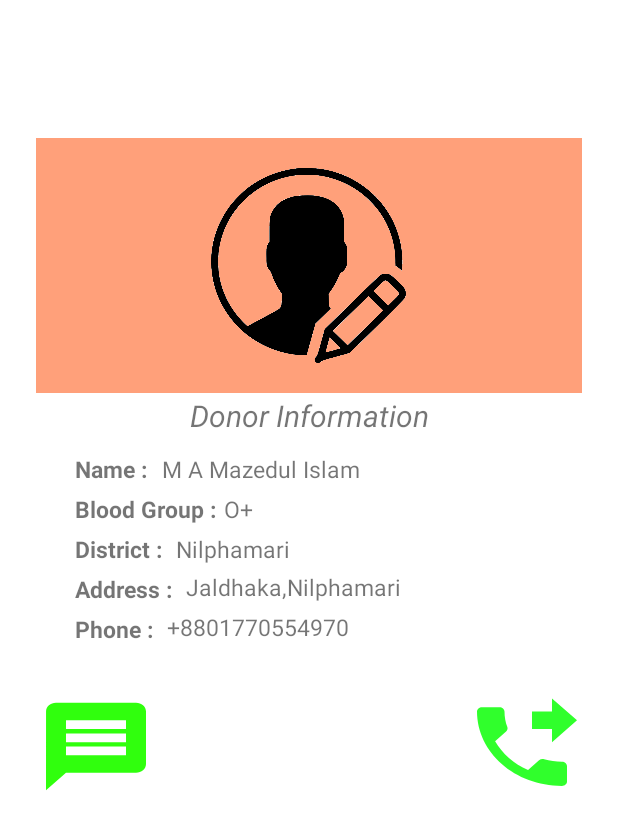
After one commit to Mazedul1737820124/BDBloodBank, an Android app: the ContactToDonor screen opened directly, with no data from a screen before it, on a phone screen of 412 x 824 dp. The commit adds this screen. Shown: the top 829 px of the screen. Run offline under Robolectric (Android 15) with nearby library versions, the phone set to English and light mode, and no system bars; our stand-ins replace Firebase (no records; nobody signed in at launch, a user with empty details on screens opened directly).

Commit message:
14-05-2019

```diff
--- a/app/src/main/AndroidManifest.xml
+++ b/app/src/main/AndroidManifest.xml
@@ -3,6 +3,7 @@
     package="com.example.bdbloodbank">
 
     <uses-permission android:name="android.permission.SEND_SMS" />
+    <uses-permission android:name="android.permission.CALL_PHONE"/>
 
     <application
         android:allowBackup="true"
@@ -11,7 +12,8 @@
         android:roundIcon="@mipmap/ic_launcher_round"
         android:supportsRtl="true"
         android:theme="@style/AppTheme">
-        <activity android:name=".SearchingList"></activity>
+        <activity android:name=".ContactToDonor"></activity>
+        <activity android:name=".SearchingList" />
         <activity android:name=".Test" />
         <activity android:name=".MyAccount" />
         <activity android:name=".Searching" />
--- /dev/null
+++ b/app/src/main/java/com/example/bdbloodbank/ContactToDonor.java
@@ -0,0 +1,103 @@
+package com.example.bdbloodbank;
+
+import android.Manifest;
+import android.content.Intent;
+import android.content.pm.PackageManager;
+import android.net.Uri;
+import android.support.annotation.NonNull;
+import android.support.v4.app.ActivityCompat;
+import android.support.v7.app.AppCompatActivity;
+import android.os.Bundle;
+import android.view.View;
+import android.widget.Button;
+import android.widget.TextView;
+import android.widget.Toast;
+
+import com.google.firebase.database.DataSnapshot;
+import com.google.firebase.database.DatabaseError;
+import com.google.firebase.database.DatabaseReference;
+import com.google.firebase.database.FirebaseDatabase;
+import com.google.firebase.database.ValueEventListener;
+
+import static com.example.bdbloodbank.MyAdapter.contactToDonor;
+import static database.InsertData.primaryKey;
+
+public class ContactToDonor extends AppCompatActivity {
+
+    FirebaseDatabase database;
+    DatabaseReference databaseReference;
+    TextView name,blood,district,address,phone;
+    @Override
+    protected void onCreate(Bundle savedInstanceState) {
+        super.onCreate(savedInstanceState);
+        setContentView(R.layout.activity_contact_to_donor);
+        userProfile();
+
+        final Button phnCall = findViewById(R.id.phoneCall);
+        phnCall.setOnClickListener(new View.OnClickListener() {
+            @Override
+            public void onClick(View v) {
+                Intent callIntent = new Intent(Intent.ACTION_CALL);
+                phone = findViewById(R.id.contactPhoneNo);
+                callIntent.setData(Uri.parse("tel:"+phone.getText().toString()));
+
+
+                if(ActivityCompat.checkSelfPermission(getApplicationContext(), Manifest.permission.CALL_PHONE) != PackageManager.PERMISSION_GRANTED){
+                    Toast.makeText(ContactToDonor.this,"Please grant permission",Toast.LENGTH_SHORT);
+                    requestPermission();
+                }else{
+                    startActivity(callIntent);
+                }
+
+            }
+
+        });
+    }
+    private void requestPermission(){
+        ActivityCompat.requestPermissions(ContactToDonor.this,new String[] {Manifest.permission.CALL_PHONE},1);
+    }
+
+
+    public void userProfile() {
+        name = findViewById(R.id.contactName);
+        blood = findViewById(R.id.contactBloodGroup);
+        district = findViewById(R.id.contactDistrictName);
+        address = findViewById(R.id.contactAddress);
+        phone = findViewById(R.id.contactPhoneNo);
+
+
+        database = FirebaseDatabase.getInstance();
+        databaseReference = database.getReference();
+
+        databaseReference.child(contactToDonor).addValueEventListener(new ValueEventListener() {
+            @Override
+            public void onDataChange(@NonNull DataSnapshot dataSnapshot) {
+                for (DataSnapshot child : dataSnapshot.getChildren()){
+                    if("Name".equals(child.getKey())){
+                        name.setText(child.getValue().toString());
+                    }
+                    else if("BloodGroup".equals(child.getKey())){
+                        blood.setText(child.getValue().toString());
+                    }
+                    else if("District".equals(child.getKey())){
+                        district.setText(child.getValue().toString());
+                    }
+
+                    else if("Address".equals(child.getKey())){
+                        address.setText(child.getValue().toString());
+                    }
+
+                    else if("Id".equals(child.getKey())){
+                        phone.setText(child.getValue().toString());
+                    }
+
+                }
+            }
+
+            @Override
+            public void onCancelled(@NonNull DatabaseError databaseError) {
+
+            }
+        });
+    }
+}
--- a/app/src/main/java/com/example/bdbloodbank/MyAdapter.java
+++ b/app/src/main/java/com/example/bdbloodbank/MyAdapter.java
@@ -1,18 +1,25 @@
 package com.example.bdbloodbank;
 
+import android.app.AlertDialog;
 import android.content.Context;
+import android.content.DialogInterface;
+import android.content.Intent;
 import android.support.annotation.NonNull;
 import android.support.v7.widget.RecyclerView;
 import android.text.Layout;
 import android.view.LayoutInflater;
 import android.view.View;
 import android.view.ViewGroup;
+import android.widget.Button;
 import android.widget.TextView;
 
 import java.util.ArrayList;
 
+import static android.support.v4.os.LocaleListCompat.create;
+
 public class MyAdapter extends RecyclerView.Adapter<MyAdapter.MyViewHolder> {
 
+    public static String contactToDonor = null;
     Context context;
     ArrayList<CustomListView>profile;
 
@@ -27,15 +34,21 @@ public class MyAdapter extends RecyclerView.Adapter<MyAdapter.MyViewHolder> {
     }
 
     @Override
-    public void onBindViewHolder(@NonNull MyViewHolder holder, int position) {
+    public void onBindViewHolder(@NonNull final MyViewHolder holder, final int position) {
         holder.dName.setText(profile.get(position).getName());
         holder.dReady.setText(profile.get(position).getLastDonationDate());
         holder.dAvailable.setText(profile.get(position).getEnableSer());
         holder.dBlood.setText(profile.get(position).getBloodGroup());
         holder.dAddress.setText(profile.get(position).getDistrict());
+        holder.contact.setOnClickListener(new View.OnClickListener() {
+            @Override
+            public void onClick(View v) {
+                contactToDonor = profile.get(position).getId();
+                context.startActivity(new Intent(context,ContactToDonor.class));
+            }
+        });
 
     }
-
     @Override
     public int getItemCount() {
         return profile.size();
@@ -44,6 +57,8 @@ public class MyAdapter extends RecyclerView.Adapter<MyAdapter.MyViewHolder> {
     class MyViewHolder extends  RecyclerView.ViewHolder{
 
         TextView dName,dAddress,dBlood,dReady,dAvailable;
+        Button contact;
+        TextView contactPhn;
         public MyViewHolder(View itemView){
             super(itemView);
             dName = itemView.findViewById(R.id.serName);
@@ -51,8 +66,8 @@ public class MyAdapter extends RecyclerView.Adapter<MyAdapter.MyViewHolder> {
             dBlood = itemView.findViewById(R.id.serBlood);
             dAvailable = itemView.findViewById(R.id.serAvailable);
             dReady = itemView.findViewById(R.id.serReadyToDonate);
+            contact = itemView.findViewById(R.id.contactNow);
+            contactPhn = itemView.findViewById(R.id.contactPhoneNo);
         }
-
     }
-
 }
--- a/app/src/main/java/com/example/bdbloodbank/SearchingList.java
+++ b/app/src/main/java/com/example/bdbloodbank/SearchingList.java
@@ -9,6 +9,7 @@ import android.support.v7.widget.RecyclerView;
 import android.text.SpannableString;
 import android.text.style.UnderlineSpan;
 import android.view.View;
+import android.widget.Button;
 import android.widget.ListView;
 import android.widget.TextView;
 
@@ -63,41 +64,4 @@ public class SearchingList extends AppCompatActivity {
         });
     }
 
-    public void search() {
-
-//        database = FirebaseDatabase.getInstance();
-//        databaseReference = database.getReference();
-//        databaseReference.addValueEventListener(new ValueEventListener(){
-//            @Override
-//            public void onDataChange(@NonNull DataSnapshot dataSnapshot){
-//                String name = null;
-//                String address = null;
-//                String blood = null;
-//                String available = "Available";
-//                String ready = "Ready to donate";
-//                //listView = findViewById(R.id.donorListShow);
-//                CustomListView customListView;
-//
-//                for (DataSnapshot parent : dataSnapshot.getChildren()) {
-//                    for (DataSnapshot child : parent.getChildren()){
-//                        if("Name".equals(child.getKey())){
-//                            name = child.getValue().toString();
-//                        }
-//                        if("Address".equals(child.getKey())){
-//                            address = child.getValue().toString();
-//                        }
-//                        if("BloodGroup".equals(child.getKey())){
-//                            blood = child.getValue().toString();
-//                        }
-//                    }
-//
-//                }
-//            }
-//
-//            @Override
-//            public void onCancelled(@NonNull DatabaseError databaseError) {
-//
-//            }
-//        });
-    }
 }
--- /dev/null
+++ b/app/src/main/res/drawable/ic_message_black_24dp.xml
@@ -0,0 +1,5 @@
+<vector android:height="24dp" android:tint="#30FF0D"
+    android:viewportHeight="24.0" android:viewportWidth="24.0"
+    android:width="24dp" xmlns:android="http://schemas.android.com/apk/res/android">
+    <path android:fillColor="#FF000000" android:pathData="M20,2L4,2c-1.1,0 -1.99,0.9 -1.99,2L2,22l4,-4h14c1.1,0 2,-0.9 2,-2L22,4c0,-1.1 -0.9,-2 -2,-2zM18,14L6,14v-2h12v2zM18,11L6,11L6,9h12v2zM18,8L6,8L6,6h12v2z"/>
+</vector>
--- /dev/null
+++ b/app/src/main/res/layout/activity_contact_to_donor.xml
@@ -0,0 +1,252 @@
+<?xml version="1.0" encoding="utf-8"?>
+<ScrollView xmlns:android="http://schemas.android.com/apk/res/android"
+    xmlns:app="http://schemas.android.com/apk/res-auto"
+    xmlns:tools="http://schemas.android.com/tools"
+    android:layout_width="match_parent"
+    android:layout_height="match_parent"
+    android:background="@color/white"
+    tools:context=".ContactToDonor">
+
+
+    <android.support.constraint.ConstraintLayout
+        android:layout_width="match_parent"
+        android:layout_height="match_parent">
+
+        <LinearLayout
+            android:id="@+id/linearLayout"
+            android:layout_width="match_parent"
+            android:layout_height="170dp"
+            android:layout_marginLeft="24dp"
+            android:layout_marginTop="92dp"
+            android:layout_marginRight="24dp"
+            android:background="@color/profile_color"
+            android:gravity="center"
+            app:layout_constraintEnd_toEndOf="parent"
+            app:layout_constraintStart_toStartOf="parent"
+            app:layout_constraintTop_toTopOf="parent">
+
+            <Button
+                android:id="@+id/editProfile"
+                android:layout_width="130dp"
+                android:layout_height="130dp"
+                android:background="@drawable/profile" />
+        </LinearLayout>
+
+        <android.support.constraint.ConstraintLayout
+            android:id="@+id/constraintLayout"
+            android:layout_width="360dp"
+            android:layout_height="195dp"
+            android:layout_marginLeft="24dp"
+            android:layout_marginRight="24dp"
+
+            android:background="@color/white"
+            app:layout_constraintEnd_toEndOf="parent"
+            app:layout_constraintHorizontal_bias="0.49"
+            app:layout_constraintStart_toStartOf="parent"
+            app:layout_constraintTop_toBottomOf="@+id/linearLayout">
+
+            <TextView
+                android:id="@+id/contactInfo"
+                android:layout_width="wrap_content"
+                android:layout_height="wrap_content"
+                android:layout_marginStart="24dp"
+                android:layout_marginLeft="24dp"
+                android:layout_marginTop="1dp"
+                android:layout_marginEnd="24dp"
+                android:layout_marginRight="24dp"
+                android:gravity="center"
+                android:text="Donor Information"
+                android:textSize="20sp"
+                android:textStyle="italic"
+                app:layout_constraintEnd_toEndOf="parent"
+                app:layout_constraintStart_toStartOf="parent"
+                app:layout_constraintTop_toTopOf="parent" />
+
+            <TextView
+                android:id="@+id/textView9"
+                android:layout_width="wrap_content"
+                android:layout_height="wrap_content"
+                android:layout_marginStart="24dp"
+                android:layout_marginLeft="24dp"
+                android:layout_marginTop="40dp"
+                android:text="Name : "
+                android:textAllCaps="false"
+                android:textSize="15sp"
+                android:textStyle="bold"
+                app:layout_constraintStart_toStartOf="parent"
+                app:layout_constraintTop_toTopOf="parent" />
+
+            <TextView
+                android:id="@+id/contactName"
+                android:layout_width="wrap_content"
+                android:layout_height="wrap_content"
+                android:layout_marginStart="5dp"
+                android:layout_marginLeft="5dp"
+                android:layout_marginTop="40dp"
+                android:text="M A Mazedul Islam"
+                android:textAllCaps="false"
+                android:textSize="15sp"
+                app:layout_constraintEnd_toEndOf="parent"
+                app:layout_constraintHorizontal_bias="0.005"
+                app:layout_constraintStart_toEndOf="@+id/textView9"
+                app:layout_constraintTop_toTopOf="parent" />
+
+            <TextView
+                android:id="@+id/textView10"
+                android:layout_width="wrap_content"
+                android:layout_height="wrap_content"
+                android:layout_marginStart="24dp"
+                android:layout_marginLeft="24dp"
+                android:layout_marginTop="5dp"
+                android:text="@string/blood_group"
+                android:textAllCaps="false"
+                android:textSize="15sp"
+                android:textStyle="bold"
+                app:layout_constraintStart_toStartOf="parent"
+                app:layout_constraintTop_toBottomOf="@+id/textView9" />
+
+            <TextView
+                android:id="@+id/contactBloodGroup"
+                android:layout_width="wrap_content"
+                android:layout_height="wrap_content"
+                android:layout_marginStart="5dp"
+                android:layout_marginLeft="5dp"
+                android:layout_marginTop="5dp"
+                android:layout_marginEnd="24dp"
+                android:layout_marginRight="24dp"
+                android:text="O+"
+                android:textAllCaps="false"
+                android:textSize="15sp"
+                app:layout_constraintEnd_toEndOf="parent"
+                app:layout_constraintHorizontal_bias="0.0"
+                app:layout_constraintStart_toEndOf="@+id/textView10"
+                app:layout_constraintTop_toBottomOf="@+id/contactName" />
+
+
+            <TextView
+
+                android:id="@+id/textView11"
+                android:layout_width="wrap_content"
+                android:layout_height="wrap_content"
+                android:layout_marginStart="24dp"
+                android:layout_marginLeft="24dp"
+                android:layout_marginTop="5dp"
+                android:text="District : "
+                android:textAllCaps="false"
+                android:textSize="15sp"
+                android:textStyle="bold"
+                app:layout_constraintStart_toStartOf="parent"
+                app:layout_constraintTop_toBottomOf="@+id/textView10" />
+
+            <TextView
+                android:id="@+id/contactDistrictName"
+                android:layout_width="wrap_content"
+                android:layout_height="wrap_content"
+                android:layout_marginStart="5dp"
+                android:layout_marginLeft="5dp"
+                android:layout_marginTop="5dp"
+                android:layout_marginEnd="24dp"
+                android:layout_marginRight="24dp"
+                android:text="Nilphamari"
+                android:textAllCaps="false"
+                android:textSize="15sp"
+                app:layout_constraintEnd_toEndOf="parent"
+                app:layout_constraintHorizontal_bias="0.0"
+                app:layout_constraintStart_toEndOf="@+id/textView11"
+                app:layout_constraintTop_toBottomOf="@+id/textView10" />
+
+            <TextView
+                android:id="@+id/textView12"
+                android:layout_width="wrap_content"
+                android:layout_height="wrap_content"
+                android:layout_marginStart="24dp"
+                android:layout_marginLeft="24dp"
+                android:layout_marginTop="5dp"
+                android:text="Address : "
+                android:textAllCaps="false"
+                android:textSize="15sp"
+                android:textStyle="bold"
+                app:layout_constraintStart_toStartOf="parent"
+                app:layout_constraintTop_toBottomOf="@+id/textView11" />
+
+            <TextView
+                android:id="@+id/contactAddress"
+                android:layout_width="wrap_content"
+                android:layout_height="wrap_content"
+                android:layout_marginStart="5dp"
+                android:layout_marginLeft="5dp"
+                android:layout_marginTop="4dp"
+                android:layout_marginEnd="24dp"
+                android:layout_marginRight="24dp"
+                android:text="Jaldhaka,Nilphamari"
+                android:textAllCaps="false"
+                android:textSize="15sp"
+                app:layout_constraintEnd_toEndOf="parent"
+                app:layout_constraintHorizontal_bias="0.0"
+                app:layout_constraintStart_toEndOf="@+id/textView12"
+                app:layout_constraintTop_toBottomOf="@+id/contactDistrictName" />
+
+            <TextView
+                android:id="@+id/textView13"
+                android:layout_width="wrap_content"
+                android:layout_height="wrap_content"
+                android:layout_marginStart="24dp"
+                android:layout_marginLeft="24dp"
+                android:layout_marginTop="5dp"
+                android:text="Phone : "
+                android:textAllCaps="false"
+                android:textSize="15sp"
+                android:textStyle="bold"
+                app:layout_constraintStart_toStartOf="parent"
+                app:layout_constraintTop_toBottomOf="@+id/textView12" />
+
+            <TextView
+                android:id="@+id/contactPhoneNo"
+                android:layout_width="wrap_content"
+                android:layout_height="wrap_content"
+                android:layout_marginStart="5dp"
+                android:layout_marginLeft="5dp"
+                android:layout_marginTop="5dp"
+                android:layout_marginEnd="24dp"
+                android:layout_marginRight="24dp"
+                android:text="+8801770554970"
+                android:textAllCaps="false"
+                android:textSize="15sp"
+                app:layout_constraintEnd_toEndOf="parent"
+                app:layout_constraintHorizontal_bias="0.0"
+                app:layout_constraintStart_toEndOf="@+id/textView13"
+                app:layout_constraintTop_toBottomOf="@+id/contactAddress" />
+        </android.support.constraint.ConstraintLayout>
+
+        <Button
+            android:id="@+id/sms"
+            android:layout_width="80dp"
+            android:layout_height="70dp"
+            android:layout_marginStart="24dp"
+            android:layout_marginLeft="24dp"
+            android:layout_marginTop="5dp"
+            android:layout_marginEnd="8dp"
+            android:background="@drawable/ic_message_black_24dp"
+            android:layout_marginRight="8dp"
+            app:layout_constraintEnd_toEndOf="parent"
+            app:layout_constraintHorizontal_bias="0.0"
+            app:layout_constraintStart_toStartOf="parent"
+            app:layout_constraintTop_toBottomOf="@+id/constraintLayout" />
+
+        <Button
+            android:id="@+id/phoneCall"
+            android:layout_width="80dp"
+            android:layout_height="70dp"
+            android:layout_marginTop="5dp"
+            android:layout_marginEnd="24dp"
+            android:background="@drawable/ic_phone_forwarded_black_24dp"
+            android:layout_marginRight="24dp"
+            app:layout_constraintEnd_toEndOf="parent"
+            app:layout_constraintHorizontal_bias="1.0"
+            app:layout_constraintStart_toEndOf="@+id/sms"
+            app:layout_constraintTop_toBottomOf="@+id/constraintLayout" />
+
+
+    </android.support.constraint.ConstraintLayout>
+
+</ScrollView>
```
